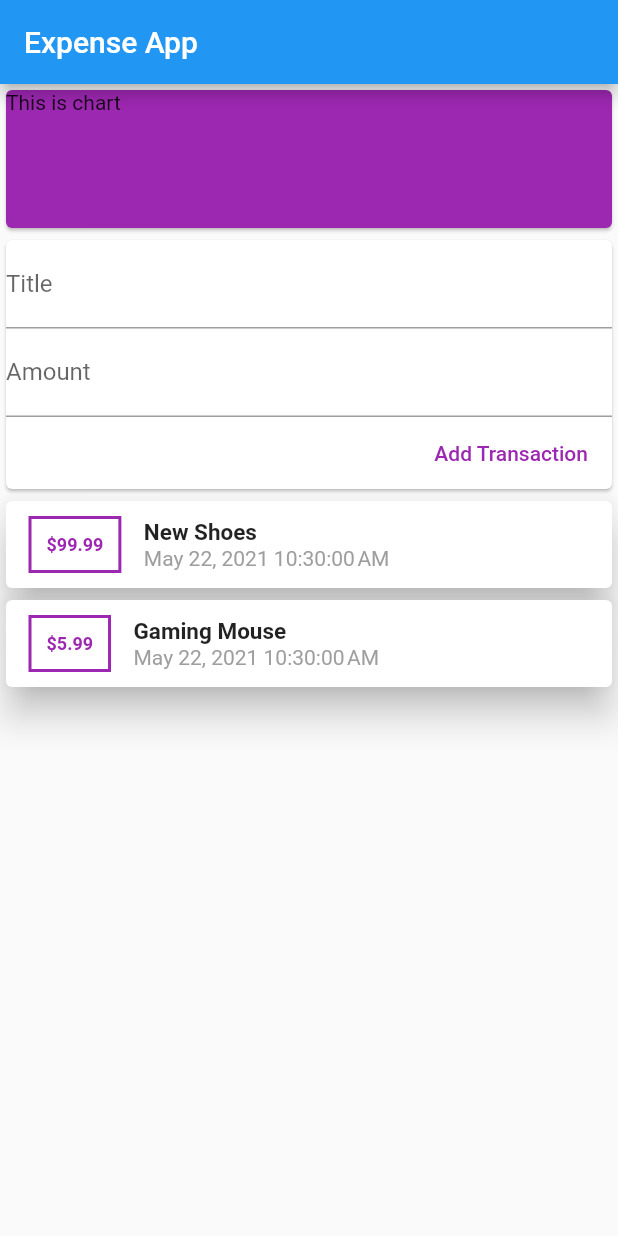
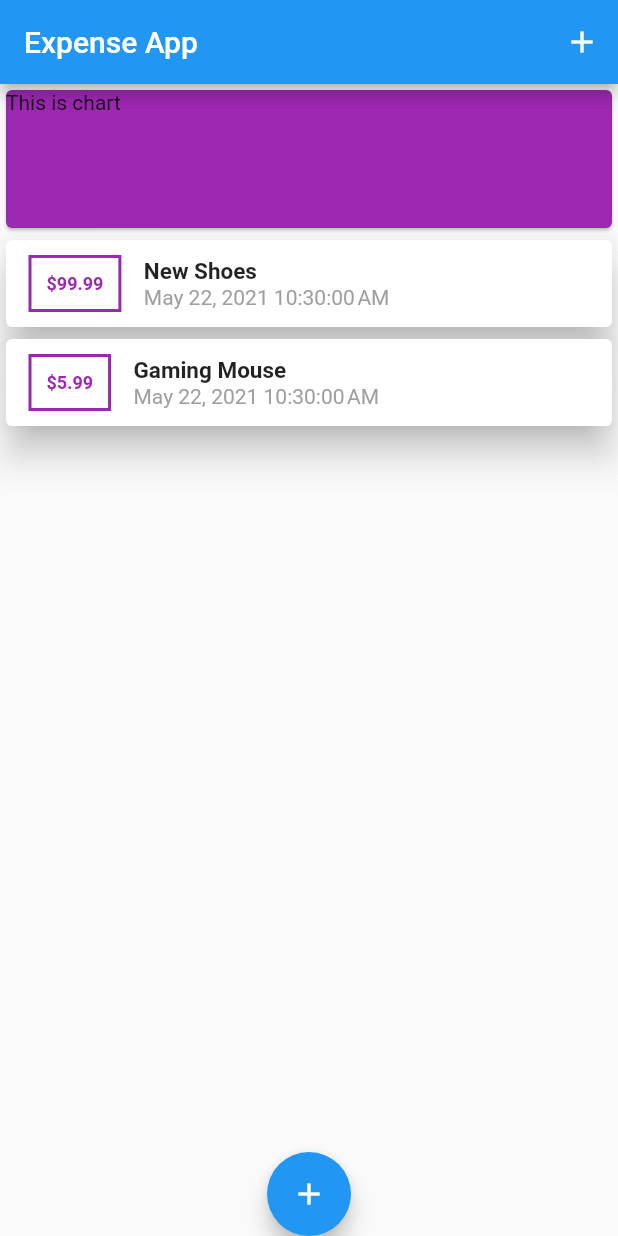
Before and after one commit to hritikadhikari05/Flutter_expenseApp, a Flutter app: the screen it shows after launch, on a phone screen of 412 x 824 dp. Run offline on Flutter 3.47's test engine with Material 2 defaults, Android fonts, the phone set to English and light mode, and no system bars.

Commit message:
Added floating add button

```diff
--- a/lib/main.dart
+++ b/lib/main.dart
@@ -1,6 +1,8 @@
+import 'package:expense_app/widgets/new_transaction.dart';
 import 'package:flutter/material.dart';
 
-import './widgets/user_transaction.dart';
+import './models/transaction.dart';
+import './widgets/transactions_list.dart';
 
 void main() => runApp(MyApp());
 
@@ -14,12 +16,54 @@ class MyApp extends StatelessWidget {
   }
 }
 
-class MyHomePage extends StatelessWidget {
+class MyHomePage extends StatefulWidget {
+  @override
+  _MyHomePageState createState() => _MyHomePageState();
+}
+
+class _MyHomePageState extends State<MyHomePage> {
+  final List<Transaction> _transactions = [
+    Transaction(
+        id: 't1', title: 'New Shoes', price: 99.99, date: DateTime.now()),
+    Transaction(
+        id: 't1', title: 'Gaming Mouse', price: 5.99, date: DateTime.now()),
+  ];
+
+  void _addNewTransaction(String newTitle, double newPrice) {
+    final newTransaction = Transaction(
+      title: newTitle,
+      price: newPrice,
+      date: DateTime.now(),
+      id: DateTime.now().toString(),
+    );
+
+    setState(() {
+      _transactions.add(newTransaction);
+    });
+  }
+
+  void _startAddNewTransaction(BuildContext ctx) {
+    showModalBottomSheet(
+        context: ctx,
+        builder: (_) {
+          return GestureDetector(
+            child: NewTransaction(_addNewTransaction),
+            onTap: () {},
+            behavior: HitTestBehavior.opaque,
+          );
+        });
+  }
+
   @override
   Widget build(BuildContext context) {
     return Scaffold(
       appBar: AppBar(
         title: Text('Expense App'),
+        actions: [
+          IconButton(
+              onPressed: () => _startAddNewTransaction(context),
+              icon: Icon(Icons.add)),
+        ],
       ),
       body: SingleChildScrollView(
         child: Column(
@@ -34,9 +78,14 @@ class MyHomePage extends StatelessWidget {
                 child: Text('This is chart'),
               ),
             ),
-            UserTansaction()
+            TransactionList(_transactions),
           ],
         ),
+      ),
+      floatingActionButtonLocation: FloatingActionButtonLocation.centerDocked,
+      floatingActionButton: FloatingActionButton(
+        child: Icon(Icons.add),
+        onPressed: () => _startAddNewTransaction(context),
       ),
     );
   }
--- a/lib/widgets/user_transaction.dart
+++ /dev/null
@@ -1,42 +0,0 @@
-import 'package:flutter/material.dart';
-
-import './transactions_list.dart';
-import './new_transaction.dart';
-import '../models/transaction.dart';
-
-class UserTansaction extends StatefulWidget {
-  @override
-  _UserTansactionState createState() => _UserTansactionState();
-}
-
-class _UserTansactionState extends State<UserTansaction> {
-  final List<Transaction> _transactions = [
-    Transaction(
-        id: 't1', title: 'New Shoes', price: 99.99, date: DateTime.now()),
-    Transaction(
-        id: 't1', title: 'Gaming Mouse', price: 5.99, date: DateTime.now()),
-  ];
-
-  void _addNewTransaction(String newTitle, double newPrice) {
-    final newTransaction = Transaction(
-      title: newTitle,
-      price: newPrice,
-      date: DateTime.now(),
-      id: DateTime.now().toString(),
-    );
-
-    setState(() {
-      _transactions.add(newTransaction);
-    });
-  }
-
-  @override
-  Widget build(BuildContext context) {
-    return Column(
-      children: [
-        NewTransaction(_addNewTransaction),
-        TransactionList(_transactions),
-      ],
-    );
-  }
-}
```
Also changed, not shown: lib/widgets/new_transaction.dart (+11 -4 lines), lib/widgets/transactions_list.dart (line endings or trailing spaces), pubspec.lock.
